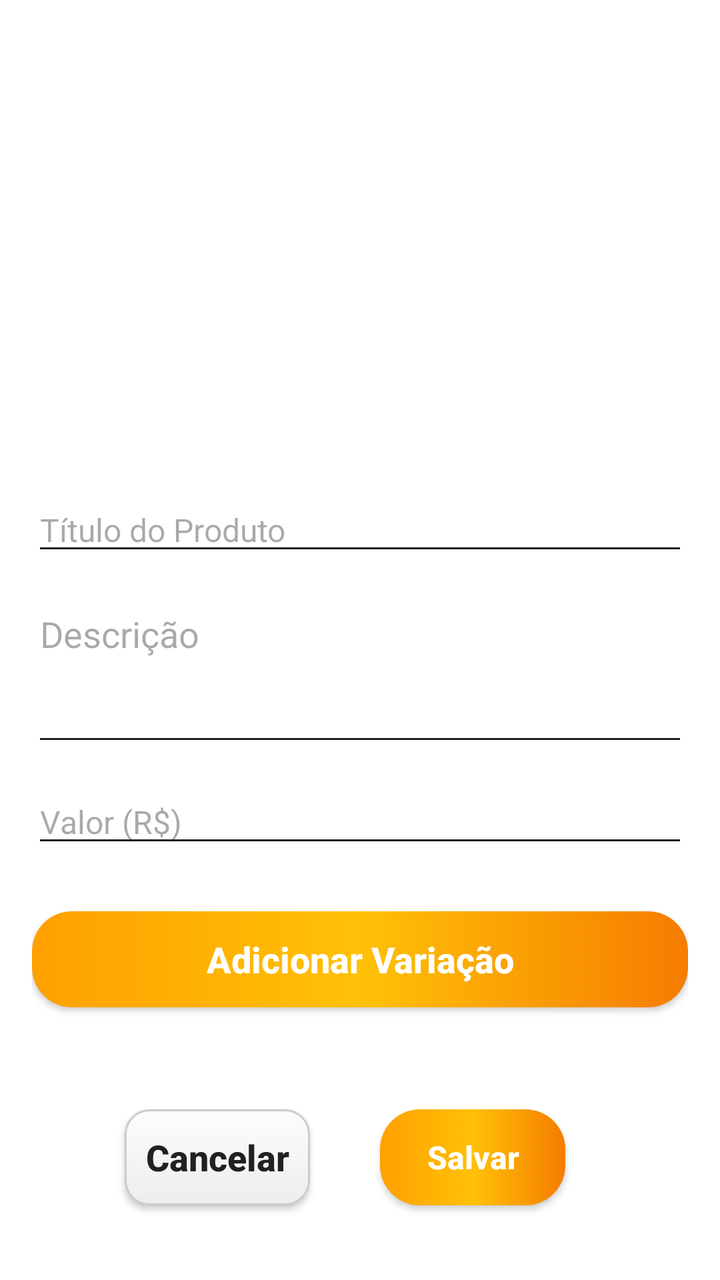
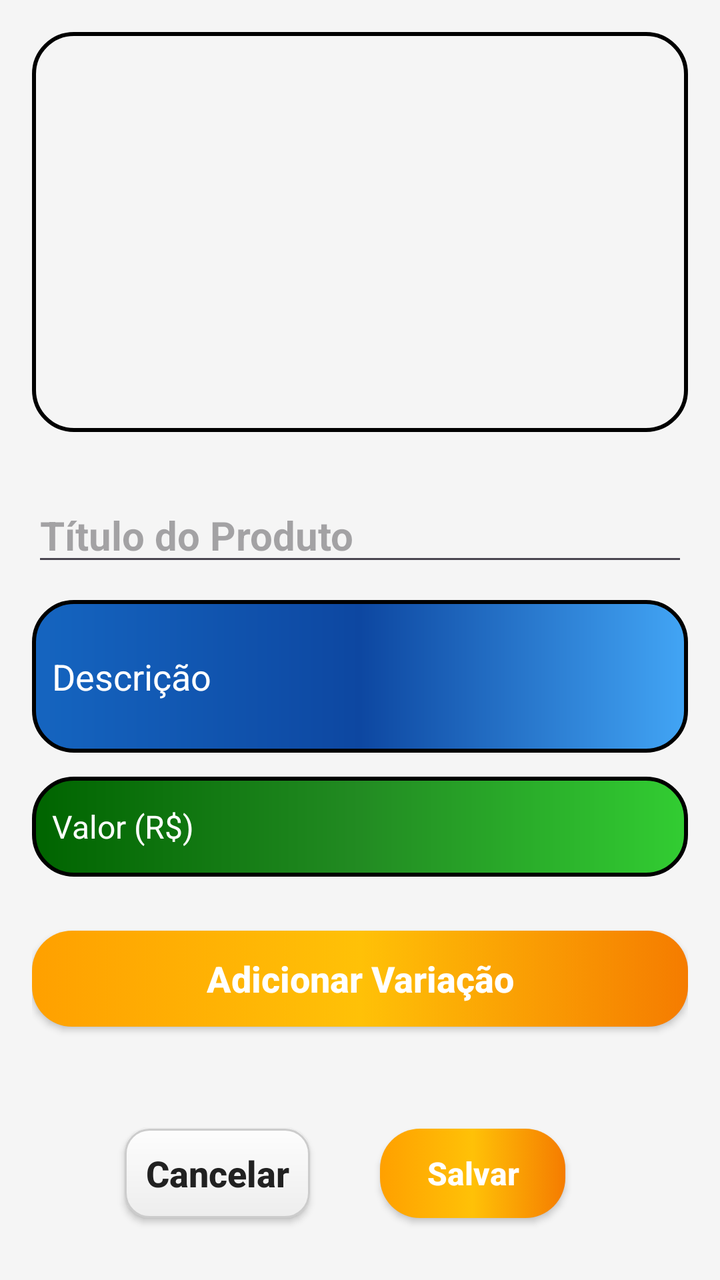

An Android layout rendered at two revisions. The XML below is the earlier revision; the diff shows what the commit changed to produce the second picture.
<!-- AndroidManifest.xml: application theme Theme.AppNegocios -->
<!-- res/layout/fragment_add_produtos.xml -->
<?xml version="1.0" encoding="utf-8"?>
<LinearLayout xmlns:android="http://schemas.android.com/apk/res/android"
    android:layout_width="match_parent"
    android:layout_height="wrap_content"
    android:background="@color/white"
    android:gravity="center_horizontal"
    android:orientation="vertical"
    android:padding="16dp">
    >

    
    <androidx.viewpager2.widget.ViewPager2
        android:id="@+id/viewPagerImagens"
        android:layout_width="match_parent"
        android:layout_height="200dp"
        android:layout_marginBottom="12dp" />

    
    <LinearLayout
        android:id="@+id/indicadores"
        android:layout_width="wrap_content"
        android:layout_height="wrap_content"
        android:layout_marginBottom="16dp"
        android:gravity="center"
        android:orientation="horizontal" />

    
    <EditText
        android:id="@+id/etTituloProduto"
        android:layout_width="match_parent"
        android:layout_height="wrap_content"
        android:layout_marginBottom="12dp"
        android:backgroundTint="@color/dark_gray"
        android:hint="Título do Produto"
        android:inputType="textCapWords"
        android:textColor="@color/dark_gray"
        android:textSize="16sp" />

    
    <EditText
        android:id="@+id/etDescricaoProduto"
        android:layout_width="match_parent"
        android:layout_height="wrap_content"
        android:layout_marginBottom="12dp"
        android:backgroundTint="@color/dark_gray"
        android:gravity="top|start"
        android:hint="Descrição"
        android:inputType="textMultiLine"
        android:maxLines="6"
        android:minLines="3"
        android:textColor="@color/dark_gray" />

    
    <EditText
        android:id="@+id/etValorProduto"
        android:layout_width="match_parent"
        android:layout_height="wrap_content"
        android:layout_marginBottom="12dp"
        android:backgroundTint="@color/dark_gray"
        android:hint="Valor (R$)"
        android:inputType="numberDecimal"
        android:textColor="@color/dark_gray"
        android:textSize="16sp" />

    
    <androidx.appcompat.widget.AppCompatButton
        android:id="@+id/btnAdicionarVariacao"
        style="@style/mediumButton"
        android:layout_width="match_parent"
        android:layout_height="wrap_content"
        android:layout_marginBottom="20dp"
        android:text="Adicionar Variação" />

    
    <LinearLayout
        android:layout_width="match_parent"
        android:layout_height="wrap_content"
        android:layout_marginTop="16dp"
        android:gravity="center"
        android:orientation="horizontal"
        android:weightSum="3">

        <androidx.appcompat.widget.AppCompatButton
            android:id="@+id/btnCancelar"
            style="@style/lightButton"
            android:layout_width="0dp"
            android:layout_height="wrap_content"
            android:layout_marginEnd="20dp"
            android:layout_weight="1"
            android:text="Cancelar" />

        <androidx.appcompat.widget.AppCompatButton
            android:id="@+id/btnExcluir"
            style="@style/lightButton"
            android:layout_width="0dp"
            android:layout_height="wrap_content"
            android:layout_weight="1"
            android:text="Excluir"
            android:textColor="@android:color/holo_red_dark"
            android:visibility="gone" />

        <androidx.appcompat.widget.AppCompatButton
            android:id="@+id/btnSalvar"
            style="@style/smallButton"
            android:layout_width="0dp"
            android:layout_height="wrap_content"
            android:layout_weight="1"
            android:text="Salvar"
            android:textStyle="bold" />
    </LinearLayout>

    <TextView
        android:id="@+id/idProduto"
        android:layout_width="wrap_content"
        android:layout_height="wrap_content"
        android:visibility="gone" />

</LinearLayout>
<!-- resources referenced by this layout -->
<resources>
  <color name="dark_gray">#212121</color>
  <color name="white">#FFFFFFFF</color>
  <style name="smallButton">
          <item name="android:layout_width">100dp</item>
          <item name="android:layout_height">50dp</item>
          <item name="android:layout_margin">15dp</item>
          <item name="android:background">@drawable/button_selector</item>
          <item name="android:textColor">@color/white</item>
          <item name="android:textSize">16sp</item>
          <item name="android:textStyle">bold</item>
          <item name="android:textAllCaps">false</item>
      </style>
  <style name="Theme.AppNegocios" parent="Base.Theme.AppNegocios" />
  <!-- drawable light_button (drawable) -->
  <?xml version="1.0" encoding="utf-8"?>
  <shape xmlns:android="http://schemas.android.com/apk/res/android">
  
      <corners android:radius="12dp" />
  
      <stroke
          android:width="1dp"
          android:color="#CCCCCC" />
  
      <gradient
          android:startColor="#FDFDFD"
          android:endColor="#EDEDED"
          android:angle="270" />
  </shape>
  <!-- drawable button_selector (drawable) -->
  <?xml version="1.0" encoding="utf-8"?>
  <selector xmlns:android="http://schemas.android.com/apk/res/android">
      <item android:drawable="@drawable/button_pressed" android:state_pressed="true" />
      <item android:drawable="@drawable/button" />
  </selector>
  <style name="Base.Theme.AppNegocios" parent="Theme.Material3.DayNight.NoActionBar">
          
          <item name="colorPrimary">@color/deepBlue</item>
      </style>
  <!-- drawable button_pressed (drawable) -->
  <?xml version="1.0" encoding="utf-8"?>
  <shape xmlns:android="http://schemas.android.com/apk/res/android">
      <corners android:radius="20dp" />
      <solid android:color="#daa520" /> 
  </shape>
  <!-- drawable button (drawable) -->
  <?xml version="1.0" encoding="utf-8"?>
  <shape xmlns:android="http://schemas.android.com/apk/res/android">
  
      <corners android:radius="20dp"/>
      <gradient
          android:startColor="@color/orangeAccent"
          android:centerColor="@color/yellowAccent"
          android:endColor="@color/amber"
          android:angle="180"
          />
  
  </shape>
  <color name="deepBlue">#0D47A1</color>
  <color name="orangeAccent">#F57C00</color>
  <color name="yellowAccent">#FFC107</color>
  <color name="amber">#FFA000</color>
  <!-- unchanged entries left out for length: 2 -->
</resources>

<!-- the commit's change to res/layout/fragment_add_produtos.xml (unified diff, before → after) -->
@@ -2,7 +2,7 @@
 <LinearLayout xmlns:android="http://schemas.android.com/apk/res/android"
     android:layout_width="match_parent"
     android:layout_height="wrap_content"
-    android:background="@color/white"
+    android:background="@color/gray_light"
     android:gravity="center_horizontal"
     android:orientation="vertical"
     android:padding="16dp">
@@ -13,7 +13,8 @@
         android:id="@+id/viewPagerImagens"
         android:layout_width="match_parent"
         android:layout_height="200dp"
-        android:layout_marginBottom="12dp" />
+        android:layout_marginBottom="12dp"
+        android:background="@drawable/conteiner_dashboard" />
 
     
     <LinearLayout
@@ -30,11 +31,11 @@
         android:layout_width="match_parent"
         android:layout_height="wrap_content"
         android:layout_marginBottom="12dp"
-        android:backgroundTint="@color/dark_gray"
         android:hint="Título do Produto"
         android:inputType="textCapWords"
         android:textColor="@color/dark_gray"
-        android:textSize="16sp" />
+        android:textSize="20sp"
+        android:textStyle="bold" />
 
     
     <EditText
@@ -42,24 +43,33 @@
         android:layout_width="match_parent"
         android:layout_height="wrap_content"
         android:layout_marginBottom="12dp"
-        android:backgroundTint="@color/dark_gray"
-        android:gravity="top|start"
+        android:background="@drawable/edit_text"
         android:hint="Descrição"
         android:inputType="textMultiLine"
         android:maxLines="6"
         android:minLines="3"
-        android:textColor="@color/dark_gray" />
+        android:paddingStart="10dp"
+        android:paddingTop="5dp"
+        android:paddingEnd="10dp"
+        android:paddingBottom="5dp"
+        android:textColor="@color/white"
+        android:textColorHint="@color/white" />
 
     
     <EditText
         android:id="@+id/etValorProduto"
         android:layout_width="match_parent"
-        android:layout_height="wrap_content"
+        android:layout_height="50dp"
         android:layout_marginBottom="12dp"
-        android:backgroundTint="@color/dark_gray"
+        android:background="@drawable/edit_valor"
         android:hint="Valor (R$)"
         android:inputType="numberDecimal"
-        android:textColor="@color/dark_gray"
+        android:paddingStart="10dp"
+        android:paddingTop="5dp"
+        android:paddingEnd="10dp"
+        android:paddingBottom="5dp"
+        android:textColor="@color/white"
+        android:textColorHint="@color/white"
         android:textSize="16sp" />
 
     
<!-- resource entries referenced after the edit -->
@@ -1,7 +1,52 @@
 <!-- resources referenced by this layout -->
 <resources>
   <color name="dark_gray">#212121</color>
+  <color name="gray_light">#F5F5F5</color>
   <color name="white">#FFFFFFFF</color>
+  <!-- drawable conteiner_dashboard (drawable) -->
+  <?xml version="1.0" encoding="utf-8"?>
+  <shape xmlns:android="http://schemas.android.com/apk/res/android">
+      
+      <solid android:color="@android:color/transparent" />
+  
+      
+      <stroke
+          android:width="2dp"
+          android:color="@color/black" /> 
+      
+      <corners android:radius="20dp" />
+      <solid android:color="@color/gray_light"/>
+  </shape>
+  <!-- drawable edit_text (drawable) -->
+  <?xml version="1.0" encoding="utf-8"?>
+  <shape xmlns:android="http://schemas.android.com/apk/res/android">
+  
+      <gradient
+          android:startColor="@color/primaryBlue"
+          android:centerColor="@color/deepBlue"
+          android:endColor="@color/blue_light"
+          android:angle="0"
+          />
+      <corners android:radius="20dp"/>
+      <stroke android:color="@color/black" android:width="2dp"/>
+  
+  </shape>
+  <!-- drawable edit_valor (drawable) -->
+  <?xml version="1.0" encoding="utf-8"?>
+  <shape xmlns:android="http://schemas.android.com/apk/res/android">
+  
+      <gradient
+          android:angle="0"
+          android:centerColor="#228B22"
+          android:endColor="#32CD32"
+          android:startColor="#006400" />
+  
+      <corners android:radius="20dp" />
+      <stroke
+          android:width="2dp"
+          android:color="@color/black" />
+  
+  </shape>
   <style name="smallButton">
           <item name="android:layout_width">100dp</item>
           <item name="android:layout_height">50dp</item>
@@ -13,6 +58,8 @@
           <item name="android:textAllCaps">false</item>
       </style>
   <style name="Theme.AppNegocios" parent="Base.Theme.AppNegocios" />
+  <color name="black">#FF000000</color>
+  <color name="primaryBlue">#1565C0</color>
   <!-- drawable light_button (drawable) -->
   <?xml version="1.0" encoding="utf-8"?>
   <shape xmlns:android="http://schemas.android.com/apk/res/android">
@@ -58,6 +105,7 @@
   
   </shape>
   <color name="deepBlue">#0D47A1</color>
+  <color name="blue_light">#42A5F5</color>
   <color name="orangeAccent">#F57C00</color>
   <color name="yellowAccent">#FFC107</color>
   <color name="amber">#FFA000</color>
